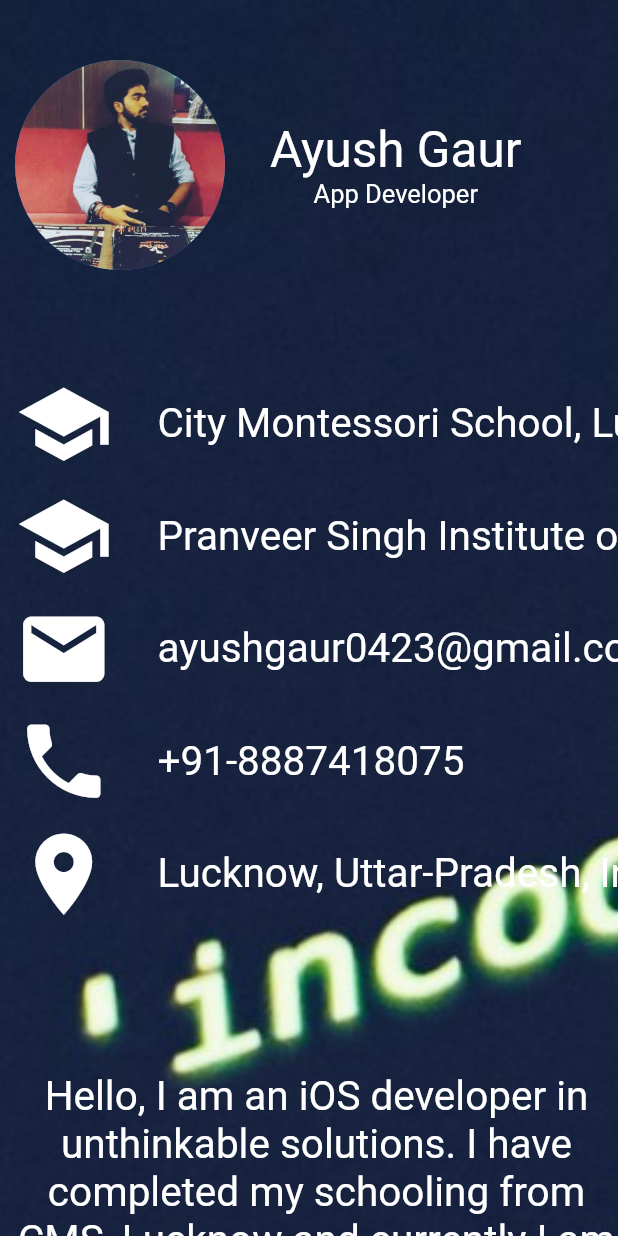
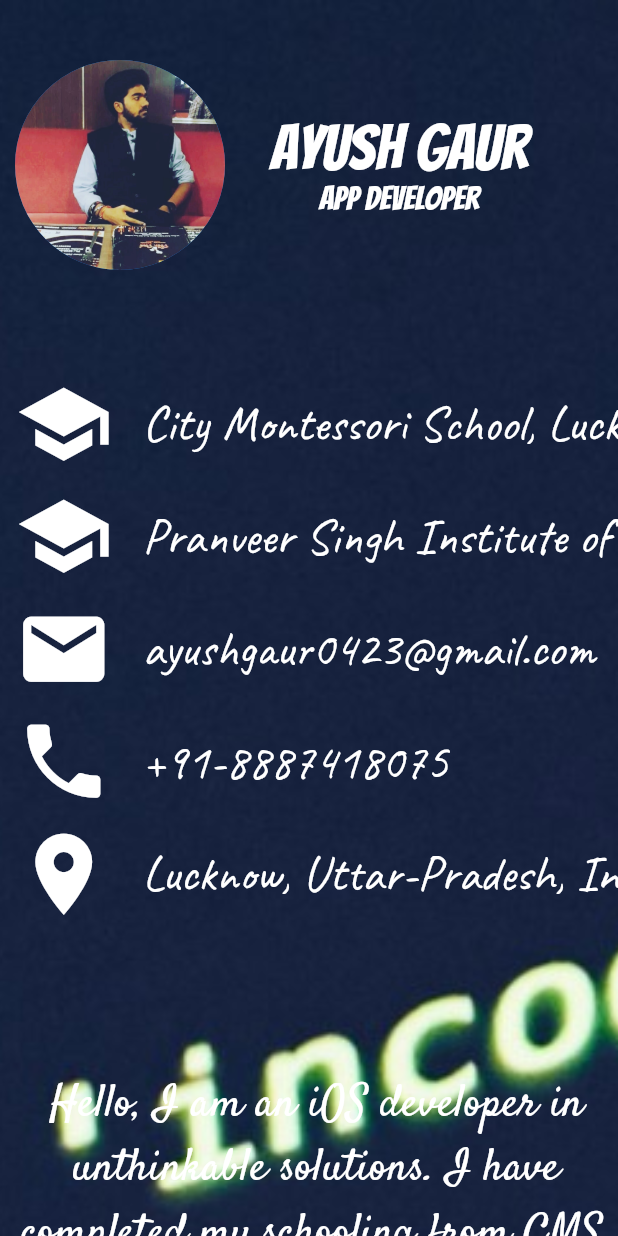
Before and after one commit to ayushg04/portfolio_project, a Flutter app: the screen it shows after launch, on a phone screen of 412 x 824 dp. Run offline on Flutter 3.47's test engine with Material 2 defaults, Android fonts, the phone set to English and light mode, and no system bars.

Commit message:
Updated my project with the font styles

```diff
--- a/lib/main.dart
+++ b/lib/main.dart
@@ -1,7 +1,7 @@
-import 'package:flutter/cupertino.dart';
 import 'package:flutter/material.dart';
 import 'package:flutter/rendering.dart';
 import 'package:flutter/widgets.dart';
+import 'package:flutter/cupertino.dart';
 
 void main() {
   runApp(MaterialApp(
@@ -44,11 +44,17 @@ class Home extends StatelessWidget {
                         //Flexible(fit: FlexFit.tight),
                         Text(
                           "Ayush Gaur",
-                          style: TextStyle(fontSize: 33, color: Colors.white),
+                          style: TextStyle(
+                              fontSize: 42,
+                              color: Colors.white,
+                              fontFamily: "Bangers"),
                         ),
                         Text(
                           "App Developer",
-                          style: TextStyle(fontSize: 17, color: Colors.white),
+                          style: TextStyle(
+                              fontSize: 22,
+                              color: Colors.white,
+                              fontFamily: "Bangers"),
                         )
                       ],
                     )
@@ -70,12 +76,15 @@ class Home extends StatelessWidget {
                             color: Colors.white,
                           ),
                           SizedBox(
-                            width: 30,
+                            width: 20,
                           ),
                           //Flexible(fit: FlexFit.loose),
                           Text(
                             "City Montessori School, Lucknow",
-                            style: TextStyle(fontSize: 27, color: Colors.white),
+                            style: TextStyle(
+                                fontSize: 33,
+                                color: Colors.white,
+                                fontFamily: "Caveat"),
                           )
                         ],
                       ),
@@ -90,11 +99,14 @@ class Home extends StatelessWidget {
                             color: Colors.white,
                           ),
                           SizedBox(
-                            width: 30,
+                            width: 20,
                           ),
                           Text(
                             "Pranveer Singh Institute of Technology, Kanpur",
-                            style: TextStyle(fontSize: 27, color: Colors.white),
+                            style: TextStyle(
+                                fontSize: 33,
+                                color: Colors.white,
+                                fontFamily: "Caveat"),
                           ),
                         ],
                       ),
@@ -109,11 +121,14 @@ class Home extends StatelessWidget {
                             color: Colors.white,
                           ),
                           SizedBox(
-                            width: 30,
+                            width: 20,
                           ),
                           Text(
                             "ayushgaur0423@gmail.com",
-                            style: TextStyle(fontSize: 27, color: Colors.white),
+                            style: TextStyle(
+                                fontSize: 33,
+                                color: Colors.white,
+                                fontFamily: "Caveat"),
                           )
                         ],
                       ),
@@ -128,11 +143,14 @@ class Home extends StatelessWidget {
                             color: Colors.white,
                           ),
                           SizedBox(
-                            width: 30,
+                            width: 20,
                           ),
                           Text(
                             "+91-8887418075",
-                            style: TextStyle(fontSize: 27, color: Colors.white),
+                            style: TextStyle(
+                                fontSize: 33,
+                                color: Colors.white,
+                                fontFamily: "Caveat"),
                           ),
                         ],
                       ),
@@ -147,11 +165,14 @@ class Home extends StatelessWidget {
                             color: Colors.white,
                           ),
                           SizedBox(
-                            width: 30,
+                            width: 20,
                           ),
                           Text(
                             "Lucknow, Uttar-Pradesh, India",
-                            style: TextStyle(fontSize: 27, color: Colors.white),
+                            style: TextStyle(
+                                fontSize: 33,
+                                color: Colors.white,
+                                fontFamily: "Caveat"),
                           )
                         ],
                       ),
@@ -163,7 +184,8 @@ class Home extends StatelessWidget {
                 ),
                 Text(
                   "Hello, I am an iOS developer in unthinkable solutions. I have completed my schooling from CMS, Lucknow and currently I am pursuing B Tech from Psit, Kanpur. I love to play games which helps in increasing my IQ. I also love to listen soft music.",
-                  style: TextStyle(fontSize: 27, color: Colors.white),
+                  style: TextStyle(
+                      fontSize: 30, color: Colors.white, fontFamily: "Satisfy"),
                   textAlign: TextAlign.center,
                 ),
                 SizedBox(
@@ -190,7 +212,8 @@ class Home extends StatelessWidget {
                 //Flexible(fit: FlexFit.loose),
                 Text(
                   "PAS Project:- Worked on different pages to make them updated with javascript, HTML, CSS with proper working UI with the help of zeplin software and team guidance.",
-                  style: TextStyle(fontSize: 27, color: Colors.white),
+                  style: TextStyle(
+                      fontSize: 27, color: Colors.white, fontFamily: "ZenDots"),
                   textAlign: TextAlign.center,
                 ),
                 SizedBox(
@@ -216,7 +239,8 @@ class Home extends StatelessWidget {
                 ),
                 Text(
                   "Ringley Project:- Worked in UI updation of Webpages in HTML, CSS and Javascript with the proper page decoration and alignment with the help of client and team guidance.",
-                  style: TextStyle(fontSize: 27, color: Colors.white),
+                  style: TextStyle(
+                      fontSize: 26, color: Colors.white, fontFamily: "ZenDots"),
                   textAlign: TextAlign.center,
                 ),
                 SizedBox(
@@ -242,7 +266,8 @@ class Home extends StatelessWidget {
                 ),
                 Text(
                   "Blood Bank Management System:- It is Database management system which helps in blood bank to keep update the software of the latest blood bags available in the blood bank.",
-                  style: TextStyle(fontSize: 27, color: Colors.white),
+                  style: TextStyle(
+                      fontSize: 26, color: Colors.white, fontFamily: "ZenDots"),
                   textAlign: TextAlign.center,
                 ),
                 SizedBox(
@@ -268,7 +293,8 @@ class Home extends StatelessWidget {
                 ),
                 Text(
                   "Active Route Tracer:- It is a cross platform application which uses both software side as well as hardware side. It helps to locate the live location of our model which easily retrives in our software aplication.",
-                  style: TextStyle(fontSize: 27, color: Colors.white),
+                  style: TextStyle(
+                      fontSize: 27, color: Colors.white, fontFamily: "ZenDots"),
                   textAlign: TextAlign.center,
                 ),
                 SizedBox(
@@ -294,14 +320,18 @@ class Home extends StatelessWidget {
                 ),
                 Text(
                   "Food Management Application:- It is an appliaction that searches for the left over food provider and helps to forward that food to the nearest slums so that food can be utilsed by the needy persons instead of storing and wasting that food.",
-                  style: TextStyle(fontSize: 27, color: Colors.white),
+                  style: TextStyle(
+                      fontSize: 26, color: Colors.white, fontFamily: "ZenDots"),
                   textAlign: TextAlign.center,
                 ),
                 SizedBox(
                   height: 100,
                 ),
                 Text("Follow me to know more - ",
-                    style: TextStyle(fontSize: 25, color: Colors.white)),
+                    style: TextStyle(
+                        fontSize: 32,
+                        color: Colors.white,
+                        fontFamily: "Satisfy")),
                 SizedBox(
                   height: 20,
                 ),
@@ -362,7 +392,8 @@ class Home extends StatelessWidget {
                 ),
                 Text(
                   "Created by Ayush",
-                  style: TextStyle(fontSize: 18, color: Colors.white),
+                  style: TextStyle(
+                      fontSize: 38, color: Colors.white, fontFamily: "Bangers"),
                 ),
               ],
             ),
```
Also changed, not shown: pubspec.yaml (+19 -13 lines), fonts/Bangers-Regular.ttf (added), fonts/Caveat-VariableFont_wght.ttf (added), fonts/Satisfy-Regular.ttf (added), fonts/ZenDots-Regular.ttf (added), 4 other files.
